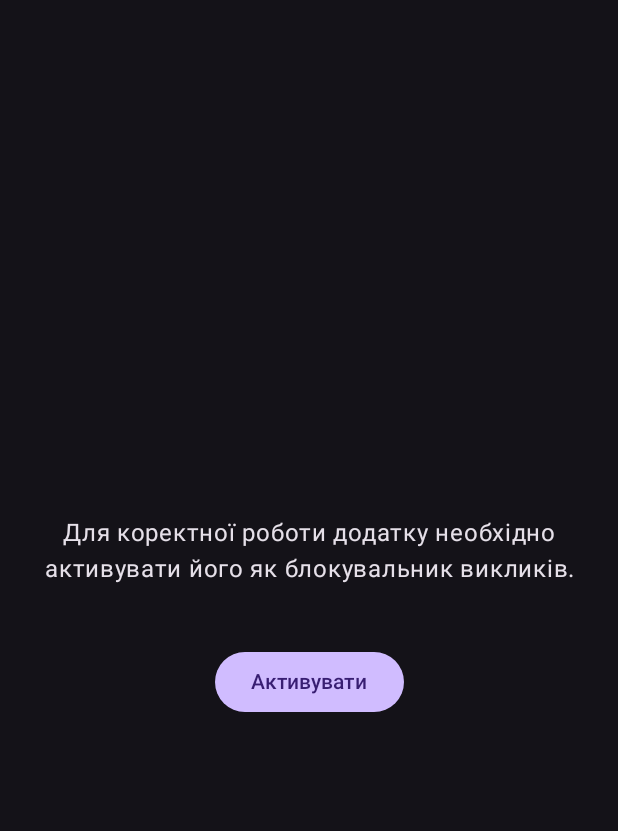
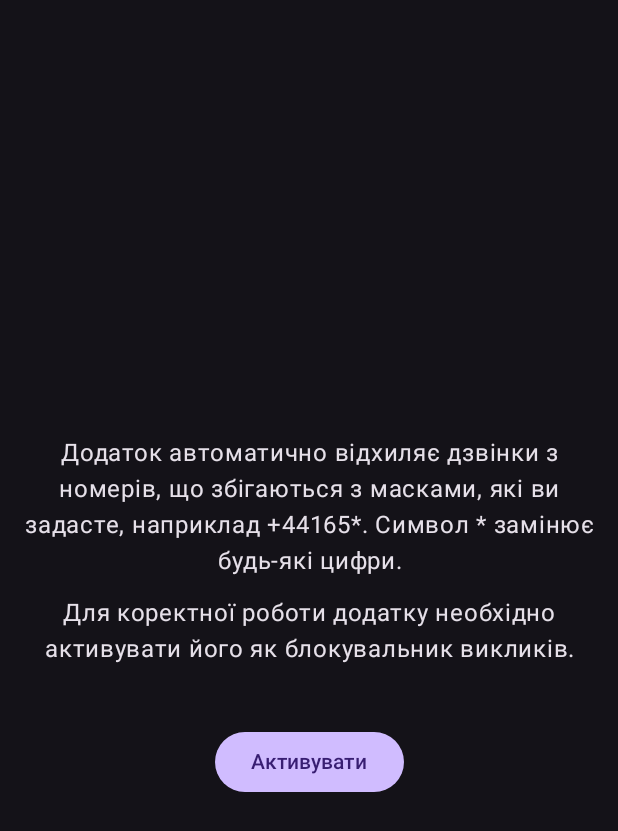
Before and after one commit to dybarsky/blocker, an Android app built with Jetpack Compose: the screen it shows after launch (BlockerActivity), on a phone screen of 412 x 824 dp. Shown: the top 831 px of the screen. Run offline under Robolectric (Android 15) with nearby library versions, the phone set to English and light mode, and no system bars.

Commit message:
Add purpose description to the activation screen
Co-Authored-By: Claude Sonnet 5.5 <noreply@anthropic.com>

```diff
--- a/app/src/main/java/dybarsky/blocker/ui/screens/role/RoleScreen.kt
+++ b/app/src/main/java/dybarsky/blocker/ui/screens/role/RoleScreen.kt
@@ -57,11 +57,21 @@ fun RoleScreenContent(callback: () -> Unit) {
             verticalArrangement = Arrangement.spacedBy(42.dp),
             horizontalAlignment = Alignment.CenterHorizontally,
         ) {
-            Text(
-                text = stringResource(R.string.role_description),
-                style = MaterialTheme.typography.bodyLarge,
-                textAlign = TextAlign.Center,
-            )
+            Column(
+                verticalArrangement = Arrangement.spacedBy(16.dp),
+                horizontalAlignment = Alignment.CenterHorizontally,
+            ) {
+                Text(
+                    text = stringResource(R.string.role_purpose),
+                    style = MaterialTheme.typography.bodyLarge,
+                    textAlign = TextAlign.Center,
+                )
+                Text(
+                    text = stringResource(R.string.role_description),
+                    style = MaterialTheme.typography.bodyLarge,
+                    textAlign = TextAlign.Center,
+                )
+            }
             Button(onClick = callback) {
                 Text(stringResource(R.string.role_activate))
             }
--- a/app/src/main/res/values/strings.xml
+++ b/app/src/main/res/values/strings.xml
@@ -24,4 +24,6 @@
     <string name="add_number">Додати номер</string>
     <string name="error_log_load">Не вдалося завантажити журнал</string>
     <string name="error_clear_log">Не вдалося очистити журнал</string>
+    <!-- onboarding -->
+    <string name="role_purpose">Додаток автоматично відхиляє дзвінки з номерів, що збігаються з масками, які ви задасте, наприклад +44165*. Символ * замінює будь-які цифри.</string>
 </resources>
```
Also changed, not shown: 1 other file.
